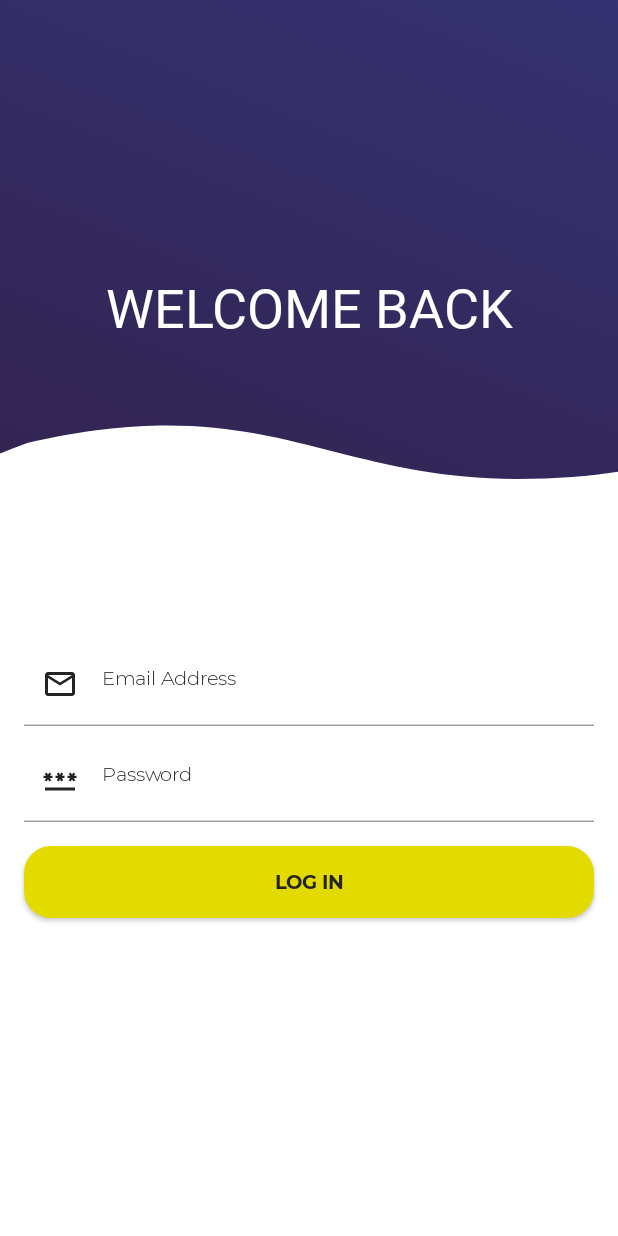
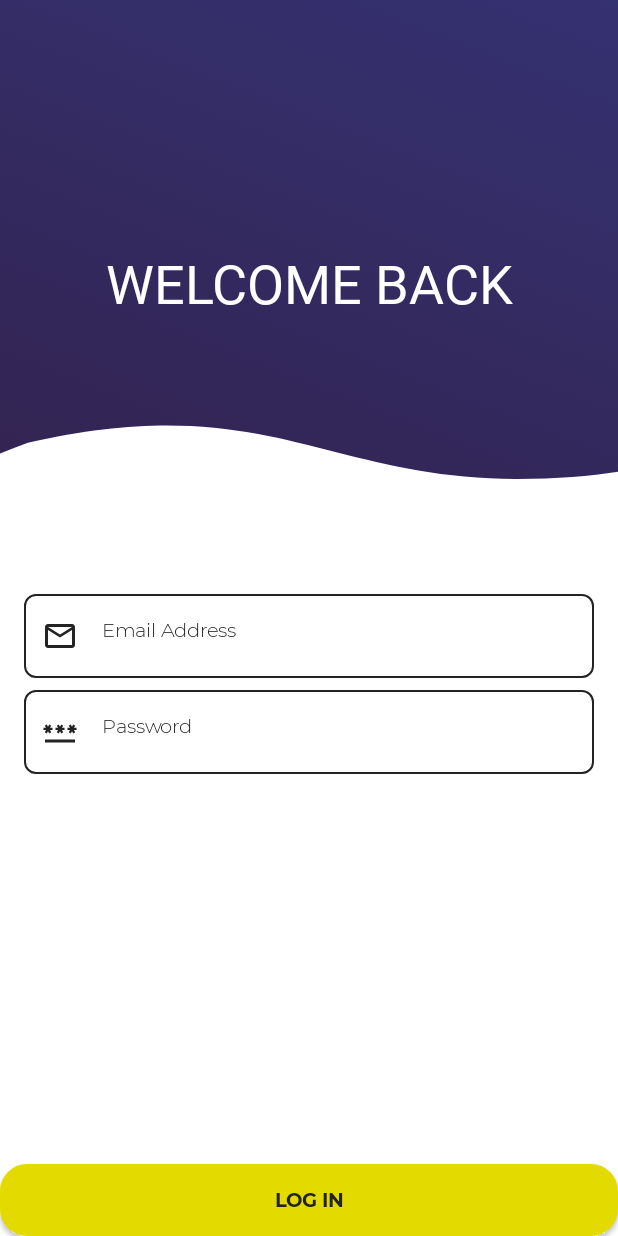
Before and after one commit to myotive/compose-dev-challenge-3, an Android app built with Jetpack Compose: the screen it shows after launch (MainActivity), after a tap on "GET STARTED", on a phone screen of 412 x 824 dp. Run offline under Robolectric (Android 15) with nearby library versions, the phone set to English and light mode, and no system bars; our stand-ins replace Timber; Roboto replaces fonts that are not available here.

Commit message:
Update login inputs to more align with UX

```diff
--- a/app/src/main/java/com/example/androiddevchallenge/screens/LoginScreen.kt
+++ b/app/src/main/java/com/example/androiddevchallenge/screens/LoginScreen.kt
@@ -1,5 +1,6 @@
 package com.example.androiddevchallenge.screens
 
+import androidx.compose.foundation.BorderStroke
 import androidx.compose.foundation.Image
 import androidx.compose.foundation.background
 import androidx.compose.foundation.layout.Arrangement
@@ -15,6 +16,7 @@ import androidx.compose.foundation.layout.width
 import androidx.compose.foundation.shape.RoundedCornerShape
 import androidx.compose.foundation.text.ClickableText
 import androidx.compose.material.Button
+import androidx.compose.material.Card
 import androidx.compose.material.MaterialTheme
 import androidx.compose.material.Text
 import androidx.compose.material.TextField
@@ -87,10 +89,17 @@ fun LoginScreen(onLogin: () -> Unit = {}) {
                     .weight(1f)
             ) {
 
-                TextField(value = emailAddress.value,
+                Card(
+                    shape = RoundedCornerShape(8.dp),
+                    elevation = 0.dp,
+                    backgroundColor = MaterialTheme.colors.surface,
+                    border = BorderStroke(1.dp,MaterialTheme.colors.onSurface ),
                     modifier = Modifier
                         .fillMaxWidth()
                         .height(56.dp),
+
+                    ) {
+                    TextField(value = emailAddress.value,
                         label = {
                             Text(
                                 text = "Email Address", color = MaterialTheme.colors.onSurface,
@@ -107,17 +116,27 @@ fun LoginScreen(onLogin: () -> Unit = {}) {
                         colors = TextFieldDefaults.textFieldColors(
                             backgroundColor = Color.Transparent,
                             textColor = MaterialTheme.colors.onSurface,
-                        focusedIndicatorColor = MaterialTheme.colors.onSurface,
+                            focusedIndicatorColor = Color.Transparent,
+                            unfocusedIndicatorColor = Color.Transparent,
                             cursorColor = MaterialTheme.colors.onSurface,
                         ),
                         onValueChange = { emailAddress.value = it })
+                }
 
                 Spacer(modifier = Modifier.height(8.dp))
 
-                TextField(value = password.value,
+                Card(
+                    shape = RoundedCornerShape(8.dp),
+                    elevation = 0.dp,
+                    backgroundColor = MaterialTheme.colors.surface,
+                    border = BorderStroke(1.dp,MaterialTheme.colors.onSurface ),
                     modifier = Modifier
                         .fillMaxWidth()
                         .height(56.dp),
+
+                ) {
+
+                    TextField(value = password.value,
                         label = {
                             Text(
                                 text = "Password",
@@ -135,10 +154,14 @@ fun LoginScreen(onLogin: () -> Unit = {}) {
                         colors = TextFieldDefaults.textFieldColors(
                             backgroundColor = Color.Transparent,
                             textColor = MaterialTheme.colors.onSurface,
-                        focusedIndicatorColor = MaterialTheme.colors.onSurface,
+                            focusedIndicatorColor = Color.Transparent,
+                            unfocusedIndicatorColor = Color.Transparent,
                             cursorColor = MaterialTheme.colors.onSurface,
                         ),
                         onValueChange = { password.value = it })
+
+                }
+            }
 
             Spacer(modifier = Modifier.height(16.dp))
 
@@ -158,7 +181,6 @@ fun LoginScreen(onLogin: () -> Unit = {}) {
 
     }
 }
-}
 
 
 @Preview
```
Lines whose indentation alone changed are shown as unchanged.
